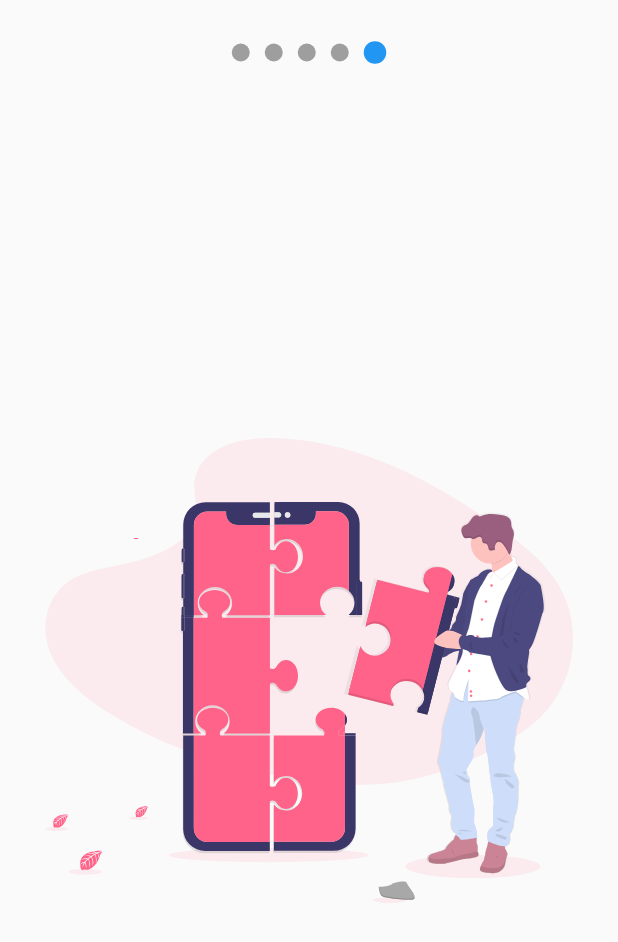
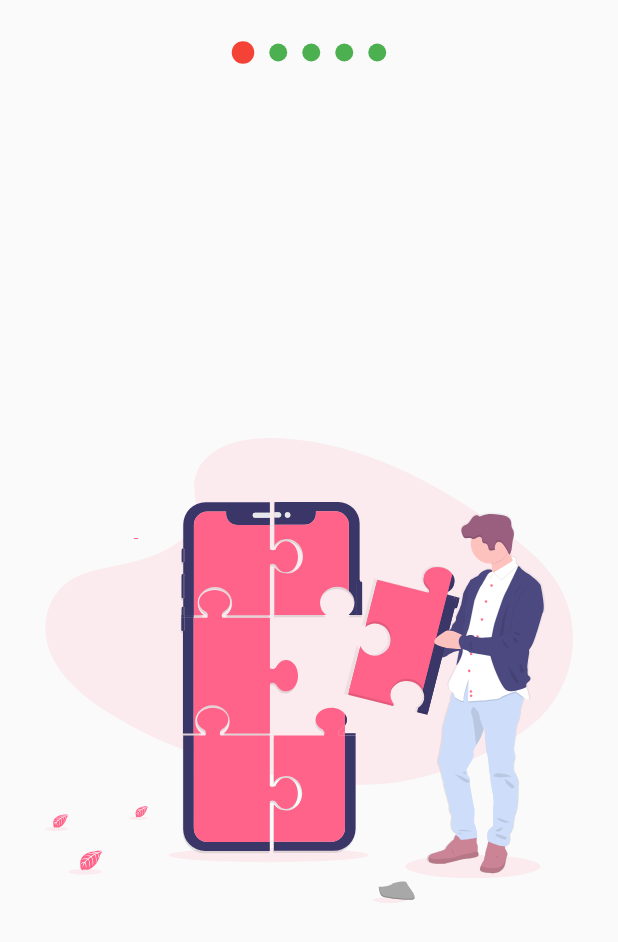
Before and after one commit to pedromolesp/flutter-disenos-profesionales, a Flutter app: the screen it shows after launch, swiped to page 5, on a phone screen of 412 x 824 dp. Shown: the top 942 px of the screen. Run offline on Flutter 3.47's test engine with Material 2 defaults, Android fonts, the phone set to English and light mode, and no system bars; our stand-ins replace flutter_svg.

Commit message:
video 73 del curso

```diff
--- a/lib/src/pages/slideshow_page.dart
+++ b/lib/src/pages/slideshow_page.dart
@@ -8,6 +8,10 @@ class SlideShowPage extends StatelessWidget {
     return Scaffold(
       body: SlideShow(
         puntosArriba: true,
+        colorPrimario: Colors.red,
+        colorSecundario: Colors.green,
+        bulletPrimario: 15,
+        bulletSecundario: 12,
         slides: [
           SvgPicture.asset("assets/svgs/slide-1.svg"),
           SvgPicture.asset("assets/svgs/slide-2.svg"),
--- a/lib/src/widgets/slideshow.dart
+++ b/lib/src/widgets/slideshow.dart
@@ -1,28 +1,68 @@
-import 'package:disenos/src/models/slider_model.dart';
 import 'package:flutter/material.dart';
 import 'package:provider/provider.dart';
 
 class SlideShow extends StatelessWidget {
   final List<Widget> slides;
   final bool puntosArriba;
-  // final Color colorPrimario;
-  SlideShow({this.slides, this.puntosArriba = false});
+  final Color colorPrimario;
+  final Color colorSecundario;
+  final double bulletPrimario;
+  final double bulletSecundario;
+  SlideShow(
+      {this.slides,
+      this.puntosArriba = false,
+      this.colorPrimario = Colors.blue,
+      this.colorSecundario = Colors.grey,
+      this.bulletPrimario = 12.0,
+      this.bulletSecundario = 12.0});
   @override
   Widget build(BuildContext context) {
     return ChangeNotifierProvider(
-      create: (_) => new SliderModel(),
+      create: (_) => new _SlideshowModel(),
       child: Scaffold(
         body: SafeArea(
           child: Center(
-              child: Column(
-            children: [
-              if (puntosArriba) _Dots(slides.length),
-              Expanded(child: _Slides(this.slides)),
-              if (!puntosArriba) _Dots(slides.length),
-            ],
-          )),
+            child: Builder(
+              builder: (BuildContext context) {
+                Provider.of<_SlideshowModel>(context).colorPrimario =
+                    this.colorPrimario;
+                Provider.of<_SlideshowModel>(context).colorSecundario =
+                    this.colorSecundario;
+                Provider.of<_SlideshowModel>(context).bulletPrimario =
+                    this.bulletPrimario;
+                Provider.of<_SlideshowModel>(context).bulletSecundario =
+                    this.bulletSecundario;
+                return _CrearEstructuraSlideShow(
+                  puntosArriba: puntosArriba,
+                  slides: slides,
+                );
+              },
+            ),
+          ),
         ),
       ),
+    );
+  }
+}
+
+class _CrearEstructuraSlideShow extends StatelessWidget {
+  const _CrearEstructuraSlideShow({
+    Key key,
+    @required this.puntosArriba,
+    @required this.slides,
+  }) : super(key: key);
+
+  final bool puntosArriba;
+  final List<Widget> slides;
+
+  @override
+  Widget build(BuildContext context) {
+    return Column(
+      children: [
+        if (puntosArriba) _Dots(slides.length),
+        Expanded(child: _Slides(this.slides)),
+        if (!puntosArriba) _Dots(slides.length),
+      ],
     );
   }
 }
@@ -30,6 +70,7 @@ class SlideShow extends StatelessWidget {
 class _Dots extends StatelessWidget {
   int dotsNumber;
   List<Widget> children;
+
   _Dots(this.dotsNumber);
   @override
   Widget build(BuildContext context) {
@@ -48,23 +89,26 @@ class _Dots extends StatelessWidget {
 
 class _Dot extends StatelessWidget {
   final int index;
+
   _Dot(this.index);
   @override
   Widget build(BuildContext context) {
-    final pageViewIndex = Provider.of<SliderModel>(context).currentPage;
+    final slideshowmodel = Provider.of<_SlideshowModel>(context);
     return AnimatedContainer(
       duration: Duration(milliseconds: 200),
       margin: EdgeInsets.symmetric(horizontal: 5),
-      width: (pageViewIndex >= index - 0.5 && pageViewIndex < index + 0.5)
-          ? 15
-          : 12,
-      height: (pageViewIndex >= index - 0.5 && pageViewIndex < index + 0.5)
+      width: slideshowmodel.currentPage == index
+          ? slideshowmodel.bulletPrimario
+          : slideshowmodel.bulletSecundario,
+      height: (slideshowmodel.currentPage >= index - 0.5 &&
+              slideshowmodel.currentPage < index + 0.5)
           ? 15
           : 12,
       decoration: BoxDecoration(
-          color: (pageViewIndex >= index - 0.5 && pageViewIndex < index + 0.5)
-              ? Colors.blue
-              : Colors.grey,
+          color: (slideshowmodel.currentPage >= index - 0.5 &&
+                  slideshowmodel.currentPage < index + 0.5)
+              ? slideshowmodel.colorPrimario
+              : slideshowmodel.colorSecundario,
           shape: BoxShape.circle),
     );
   }
@@ -85,7 +129,7 @@ class __SlidesState extends State<_Slides> {
     super.initState();
     numberSlides = widget.slides.length;
     _controller.addListener(() {
-      Provider.of<SliderModel>(context, listen: false).currentPage =
+      Provider.of<_SlideshowModel>(context, listen: false).currentPage =
           _controller.page;
     });
   }
@@ -119,3 +163,40 @@ class _Slide extends StatelessWidget {
         child: slide);
   }
 }
+
+class _SlideshowModel with ChangeNotifier {
+  double _currentPage = 0;
+  Color _primario = Colors.blue;
+  Color _secundario = Colors.grey;
+  double _bulletPrimario = 15;
+  double _bulletSecundario = 12;
+  double get currentPage => this._currentPage;
+  set currentPage(double currentPage) {
+    this._currentPage = currentPage;
+    notifyListeners();
+  }
+
+  Color get colorPrimario => this._primario;
+  set colorPrimario(Color color) {
+    this._primario = color;
+    notifyListeners();
+  }
+
+  Color get colorSecundario => this._secundario;
+  set colorSecundario(Color color) {
+    this._secundario = color;
+    notifyListeners();
+  }
+
+  double get bulletPrimario => this._bulletPrimario;
+  set bulletPrimario(double bullet) {
+    this._bulletPrimario = bullet;
+    notifyListeners();
+  }
+
+  double get bulletSecundario => this._bulletSecundario;
+  set bulletSecundario(double bullet) {
+    this._bulletSecundario = bullet;
+    notifyListeners();
+  }
+}
```
